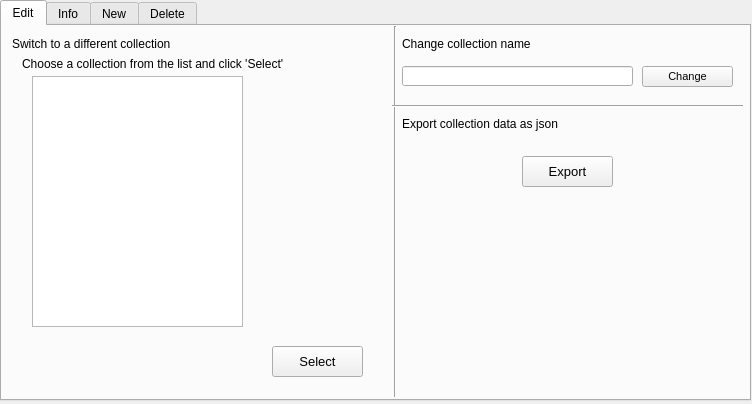
torsten-gattung/pyqt-mongodb-interface, file ui/edit_collection_gui.ui: the form before one commit.
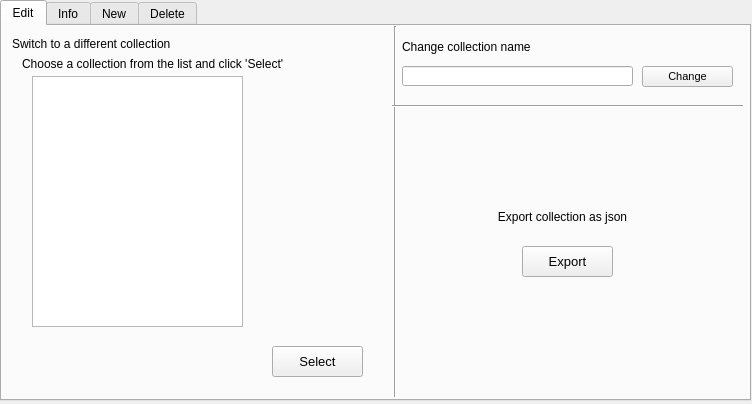
The form after the commit.

Commit message:
Implement basic collection functionalities
User can do the following:
    - Create new collection
    - Drop any collection
    - Change a collection's name

Diff of the .ui file:
```diff
--- a/ui/edit_collection_gui.ui
+++ b/ui/edit_collection_gui.ui
@@ -180,7 +180,7 @@
         <x>400</x>
         <y>10</y>
         <width>321</width>
-        <height>16</height>
+        <height>21</height>
        </rect>
       </property>
       <property name="text">
@@ -236,20 +236,23 @@
       <property name="geometry">
        <rect>
         <x>400</x>
-        <y>90</y>
+        <y>180</y>
         <width>321</width>
-        <height>16</height>
+        <height>21</height>
        </rect>
       </property>
       <property name="text">
-       <string>Export collection data as json</string>
+       <string>Export collection as json</string>
+      </property>
+      <property name="alignment">
+       <set>Qt::AlignCenter</set>
       </property>
      </widget>
      <widget class="QPushButton" name="exportButton">
       <property name="geometry">
        <rect>
         <x>520</x>
-        <y>130</y>
+        <y>220</y>
         <width>91</width>
         <height>31</height>
        </rect>
```
Left out of the diff: 23 changed lines with no effect on the pictures. The commit also changes 6 other files.
